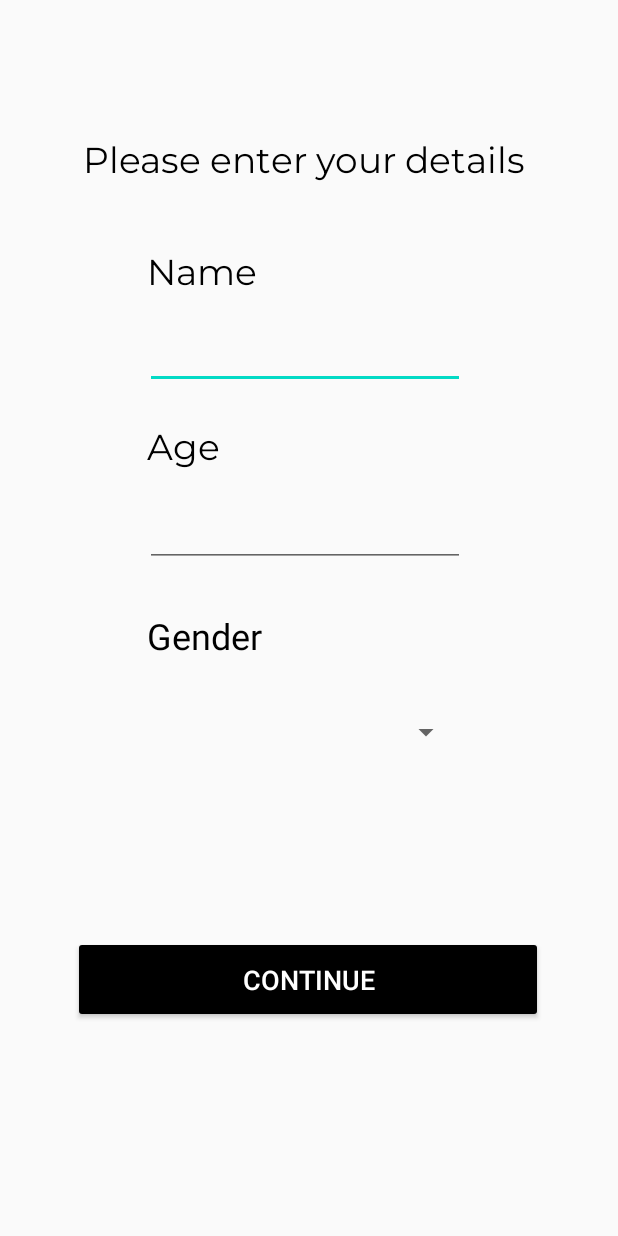
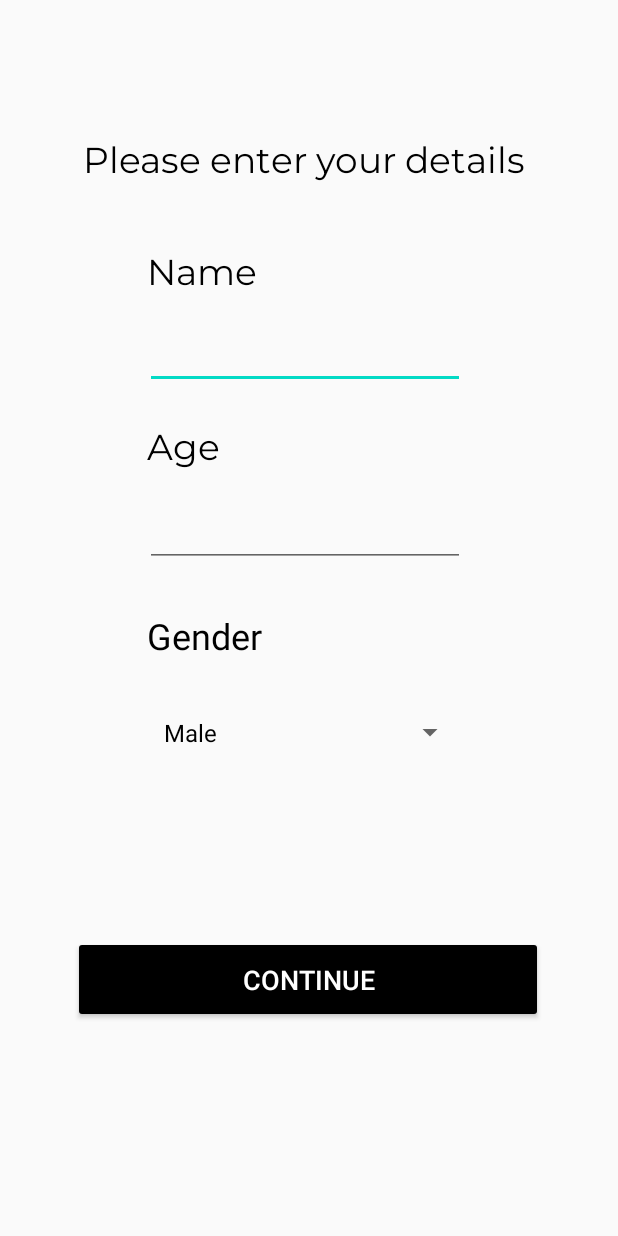
Before and after one commit to Brandogg255/CentralExecutiveFunctionCaptureTool, an Android app: the DetailActivity screen opened directly, with no data from a screen before it, on a phone screen of 412 x 824 dp. Run offline under Robolectric (Android 15) with nearby library versions, the phone set to English and light mode, and no system bars.

Commit message:
Added Text to the spinner and the pattern detail view.

```diff
--- a/app/src/main/AndroidManifest.xml
+++ b/app/src/main/AndroidManifest.xml
@@ -9,7 +9,10 @@
         android:roundIcon="@mipmap/ic_launcher_round"
         android:supportsRtl="true"
         android:theme="@style/AppTheme">
-        <activity android:name=".PopActivity" android:theme="@style/AppTheme.PopMe"></activity>
+        <activity android:name=".patternActivity"></activity>
+        <activity
+            android:name=".PopActivity"
+            android:theme="@style/AppTheme.PopMe" />
         <activity android:name=".information" />
         <activity android:name=".DetailActivity" />
         <activity android:name=".MainActivity">
--- a/app/src/main/java/com/u3192633/centralexecutivefunctioncapturetool/DetailActivity.java
+++ b/app/src/main/java/com/u3192633/centralexecutivefunctioncapturetool/DetailActivity.java
@@ -5,8 +5,10 @@ import androidx.appcompat.app.AppCompatActivity;
 import android.content.Intent;
 import android.os.Bundle;
 import android.view.View;
+import android.widget.ArrayAdapter;
 import android.widget.Button;
 import android.widget.EditText;
+import android.widget.Spinner;
 
 public class DetailActivity extends AppCompatActivity {
     private Button button;
@@ -22,7 +24,11 @@ public class DetailActivity extends AppCompatActivity {
         button = (Button) findViewById(R.id.detailContinue);
         mEditPersonName = (EditText) findViewById(R.id.editTextPersonName);
         mEditAge = (EditText) findViewById(R.id.editNumberAge);
-        //mEditGender = (EditText) findViewById(R.id.editTextGender);
+
+        Spinner mSpinnerGender = findViewById(R.id.spinnerGender);
+        String[] items = new String[]{"Male", "Female", "Other"};
+        ArrayAdapter<String> adapter = new ArrayAdapter<>(this, android.R.layout.simple_spinner_dropdown_item, items);
+        mSpinnerGender.setAdapter(adapter);
 
         button.setOnClickListener(new View.OnClickListener() {
             @Override
--- a/app/src/main/res/layout/activity_detail.xml
+++ b/app/src/main/res/layout/activity_detail.xml
@@ -106,12 +106,10 @@
         app:layout_constraintVertical_bias="0.815" />
 
     <Spinner
-        android:id="@+id/spinner2"
+        android:id="@+id/spinnerGender"
         android:layout_width="209dp"
         android:layout_height="43dp"
-        android:layout_marginStart="98dp"
         android:layout_marginTop="13dp"
-        android:layout_marginEnd="104dp"
         android:layout_marginBottom="101dp"
         app:layout_constraintBottom_toTopOf="@+id/detailContinue"
         app:layout_constraintEnd_toEndOf="parent"
--- a/app/src/main/res/layout/activity_information.xml
+++ b/app/src/main/res/layout/activity_information.xml
@@ -78,7 +78,7 @@
         app:layout_constraintVertical_bias="0.562" />
 
     <Button
-        android:id="@+id/button2"
+        android:id="@+id/buttonContinue"
         android:layout_width="299dp"
         android:layout_height="63dp"
         android:backgroundTint="#000000"
```
Also changed, not shown: app/src/main/java/com/u3192633/centralexecutivefunctioncapturetool/information.java (+18 -0 lines), app/src/main/java/com/u3192633/centralexecutivefunctioncapturetool/patternActivity.java (added, +14 -0 lines), app/src/main/res/layout/activity_pattern2.xml (added, +39 -0 lines).
